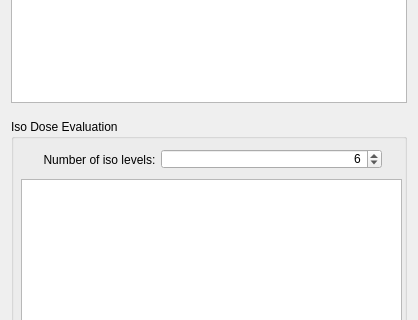
Above: Modules/Loadable/PathPlan/Resources/UI/qSRPlanPathPlanModule.ui from zoulianmp/SRPlan4Snake before the change; both pictures show x 0 to 418 and y 379 to 699 of the 418 by 909 pixel window. Below: the same form after it.
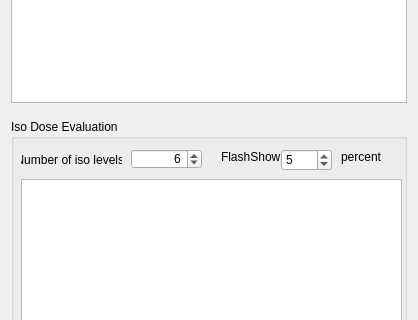
That is the form after the change. Icons and pictures are not drawn. Custom widgets are drawn as their Qt base class.

Patch:
```diff
--- a/Modules/Loadable/PathPlan/Resources/UI/qSRPlanPathPlanModule.ui
+++ b/Modules/Loadable/PathPlan/Resources/UI/qSRPlanPathPlanModule.ui
@@ -592,7 +592,7 @@
        <rect>
         <x>10</x>
         <y>30</y>
-        <width>157</width>
+        <width>101</width>
         <height>21</height>
        </rect>
       </property>
@@ -606,9 +606,9 @@
      <widget class="QSpinBox" name="spinBox_NumberOfLevels">
       <property name="geometry">
        <rect>
-        <x>150</x>
+        <x>120</x>
         <y>30</y>
-        <width>221</width>
+        <width>71</width>
         <height>20</height>
        </rect>
       </property>
@@ -619,15 +619,48 @@
        <number>6</number>
       </property>
      </widget>
-     <zorder>checkBox_ScalarBar2D</zorder>
-     <zorder>tableView_IsodoseLevels</zorder>
-     <zorder>checkBox_ScalarBar</zorder>
-     <zorder>pushButton_Apply</zorder>
-     <zorder>checkBox_Isoline</zorder>
-     <zorder>checkBox_Isosurface</zorder>
-     <zorder>label_4</zorder>
-     <zorder>label_4</zorder>
-     <zorder>spinBox_NumberOfLevels</zorder>
+     <widget class="QLabel" name="label">
+      <property name="geometry">
+       <rect>
+        <x>210</x>
+        <y>30</y>
+        <width>61</width>
+        <height>16</height>
+       </rect>
+      </property>
+      <property name="text">
+       <string>FlashShow</string>
+      </property>
+     </widget>
+     <widget class="QLabel" name="label_2">
+      <property name="geometry">
+       <rect>
+        <x>330</x>
+        <y>30</y>
+        <width>61</width>
+        <height>16</height>
+       </rect>
+      </property>
+      <property name="text">
+       <string>percent</string>
+      </property>
+     </widget>
+     <widget class="QSpinBox" name="spinBox_RelativeDoseValue">
+      <property name="geometry">
+       <rect>
+        <x>270</x>
+        <y>30</y>
+        <width>51</width>
+        <height>22</height>
+       </rect>
+      </property>
+      <property name="singleStep">
+       <number>5</number>
+      </property>
+      <property name="value">
+       <number>5</number>
+      </property>
+     </widget>
     </widget>
    </item>
   </layout>
```
